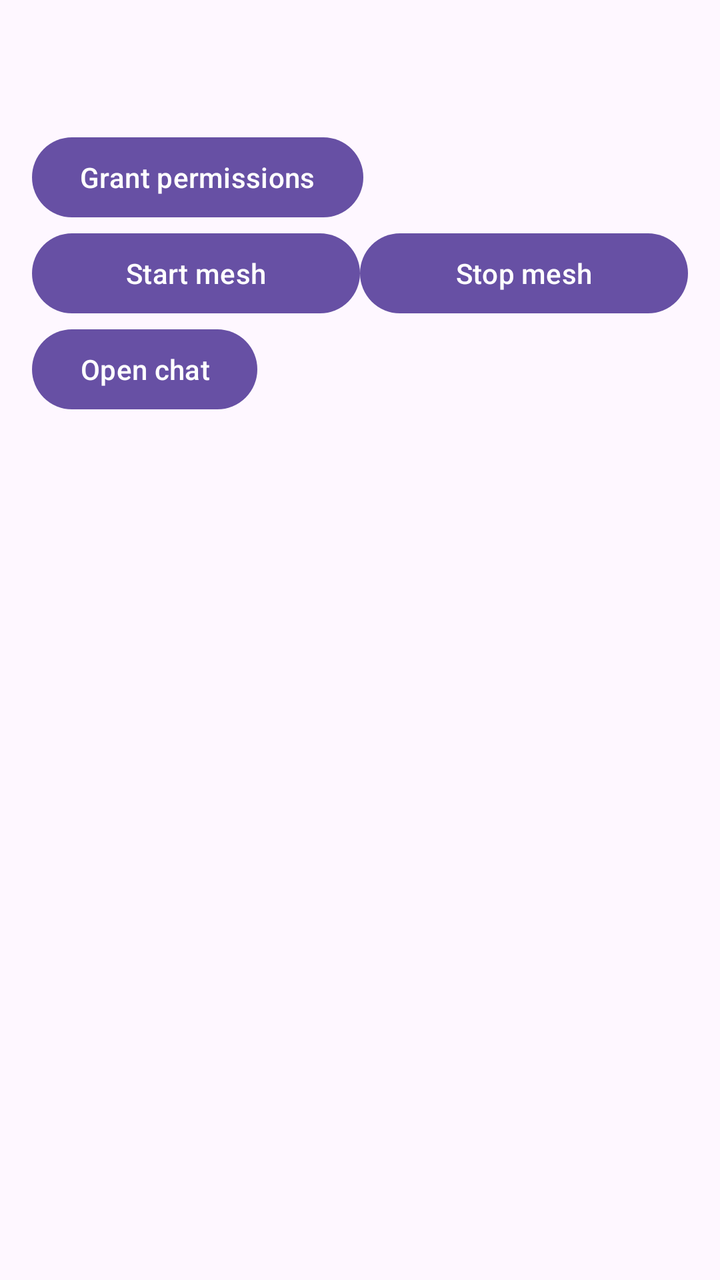
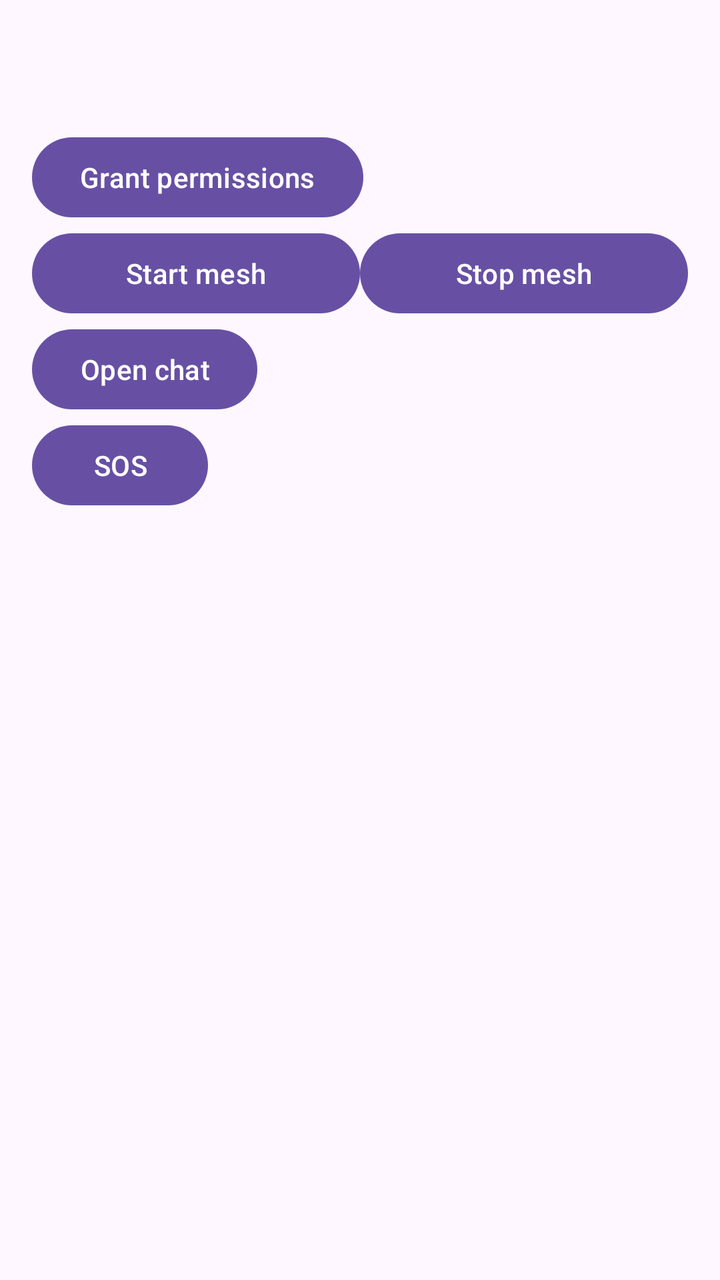

Before-and-after screenshots of an Android layout around one commit, followed by the original layout XML and the change that was made.
<!-- AndroidManifest.xml: application theme Theme.LifeLinkMesh -->
<!-- res/layout/activity_main.xml -->
<?xml version="1.0" encoding="utf-8"?>
<LinearLayout xmlns:android="http://schemas.android.com/apk/res/android"
    android:layout_width="match_parent"
    android:layout_height="match_parent"
    android:orientation="vertical"
    android:fitsSystemWindows="true"
    android:padding="16dp">

    <TextView
        android:id="@+id/txtDevice"
        android:layout_width="wrap_content"
        android:layout_height="wrap_content"
        android:textSize="18sp" />

    <TextView
        android:id="@+id/txtStatus"
        android:layout_width="wrap_content"
        android:layout_height="wrap_content"
        android:layout_marginTop="8dp"
        android:textSize="12sp" />

    <Button
        android:id="@+id/btnGrant"
        android:layout_width="wrap_content"
        android:layout_height="wrap_content"
        android:text="Grant permissions" />

    <LinearLayout
        android:layout_width="match_parent"
        android:layout_height="wrap_content"
        android:orientation="horizontal">

        <Button
            android:id="@+id/btnStart"
            android:layout_width="0dp"
            android:layout_height="wrap_content"
            android:layout_weight="1"
            android:text="Start mesh" />

        <Button
            android:id="@+id/btnStop"
            android:layout_width="0dp"
            android:layout_height="wrap_content"
            android:layout_weight="1"
            android:text="Stop mesh" />
    </LinearLayout>

    <Button
        android:id="@+id/btnOpenChat"
        android:layout_width="wrap_content"
        android:layout_height="wrap_content"
        android:text="Open chat" />

    <TextView
        android:id="@+id/txtLog"
        android:layout_width="match_parent"
        android:layout_height="wrap_content"
        android:layout_marginTop="8dp"
        android:textSize="12sp" />

    <androidx.recyclerview.widget.RecyclerView
        android:id="@+id/recyclerPeers"
        android:layout_width="match_parent"
        android:layout_height="0dp"
        android:layout_marginTop="8dp"
        android:layout_weight="1" />
</LinearLayout>
<!-- resources referenced by this layout -->
<resources>
  <style name="Theme.LifeLinkMesh" parent="Base.Theme.LifeLinkMesh" />
  <style name="Base.Theme.LifeLinkMesh" parent="Theme.Material3.DayNight.NoActionBar">
          
          
      </style>
</resources>

<!-- the commit's change to res/layout/activity_main.xml (unified diff, before → after) -->
@@ -51,6 +51,12 @@
         android:layout_height="wrap_content"
         android:text="Open chat" />
 
+    <Button
+        android:id="@+id/btnSos"
+        android:layout_width="wrap_content"
+        android:layout_height="wrap_content"
+        android:text="SOS" />
+
     <TextView
         android:id="@+id/txtLog"
         android:layout_width="match_parent"
